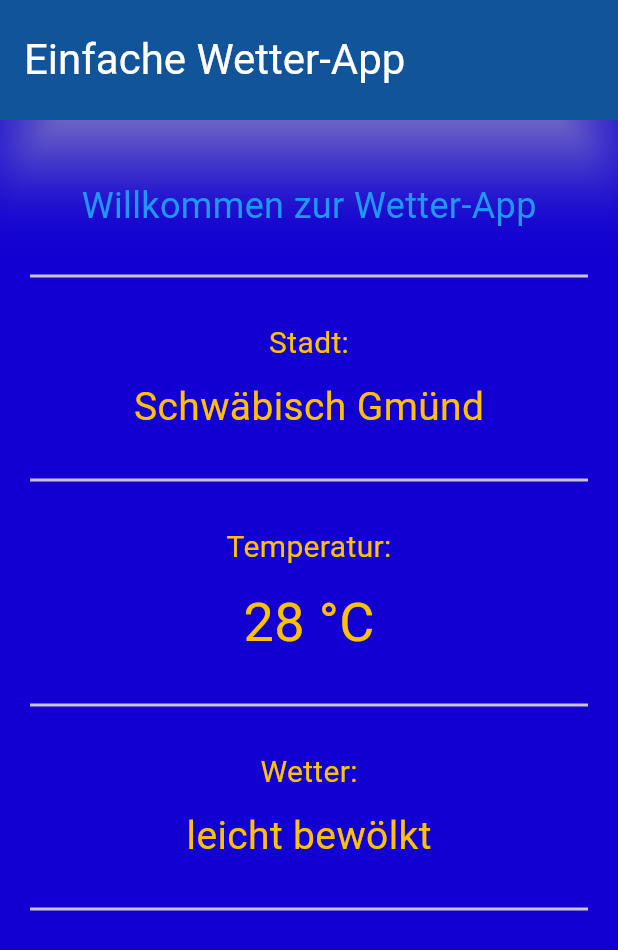
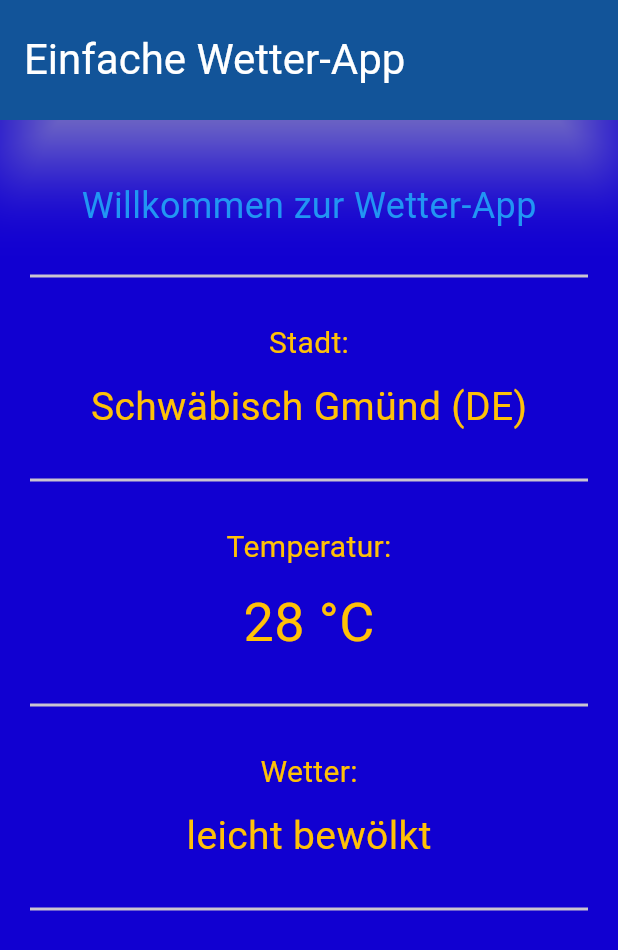
Before and after one commit to JuergenHollmann/project_12_weather_app, a Flutter app: the screen it shows after launch, on a phone screen of 412 x 824 dp. Shown: the top 950 px of the screen. Run offline on Flutter 3.47's test engine with Material 3 defaults, Android fonts, the phone set to English and light mode, and no system bars.

Commit message:
set TextStyles

```diff
--- a/lib/main.dart
+++ b/lib/main.dart
@@ -50,24 +50,21 @@ class WeatherApp extends StatelessWidget {
                 Text("Stadt:",
                     style: TextStyle(color: Colors.amber, fontSize: 20)),
                 SizedBox(height: 10),
-                Text("Schwäbisch Gmünd",
+                Text("Schwäbisch Gmünd (DE)",
                     style: TextStyle(color: Colors.amber, fontSize: 26)),
                 Divider(thickness: 2, height: 60, indent: 20, endIndent: 20),
-
                 Text("Temperatur:",
                     style: TextStyle(color: Colors.amber, fontSize: 20)),
                 SizedBox(height: 10),
                 Text("28 °C",
                     style: TextStyle(color: Colors.amber, fontSize: 36)),
                 Divider(thickness: 2, height: 60, indent: 20, endIndent: 20),
-
                 Text("Wetter:",
                     style: TextStyle(color: Colors.amber, fontSize: 20)),
                 SizedBox(height: 10),
                 Text("leicht bewölkt",
                     style: TextStyle(color: Colors.amber, fontSize: 26)),
                 Divider(thickness: 2, height: 60, indent: 20, endIndent: 20),
-
               ]),
         ],
       ),
```
